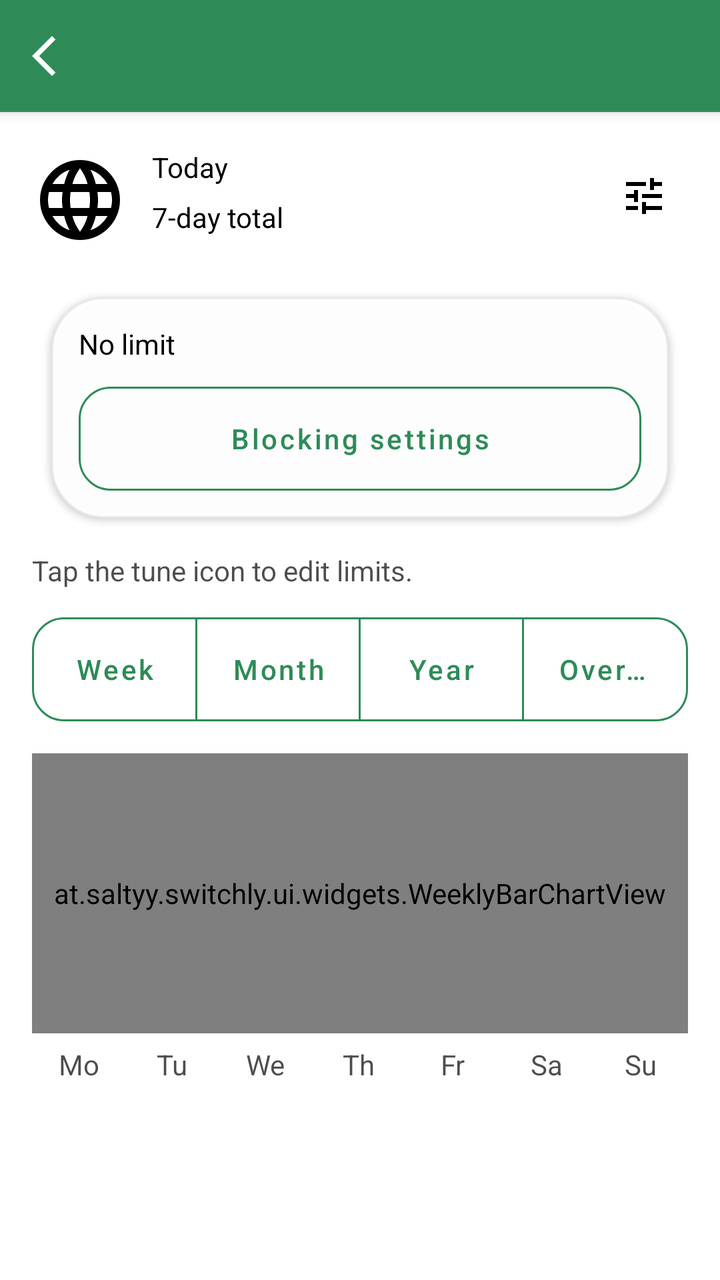
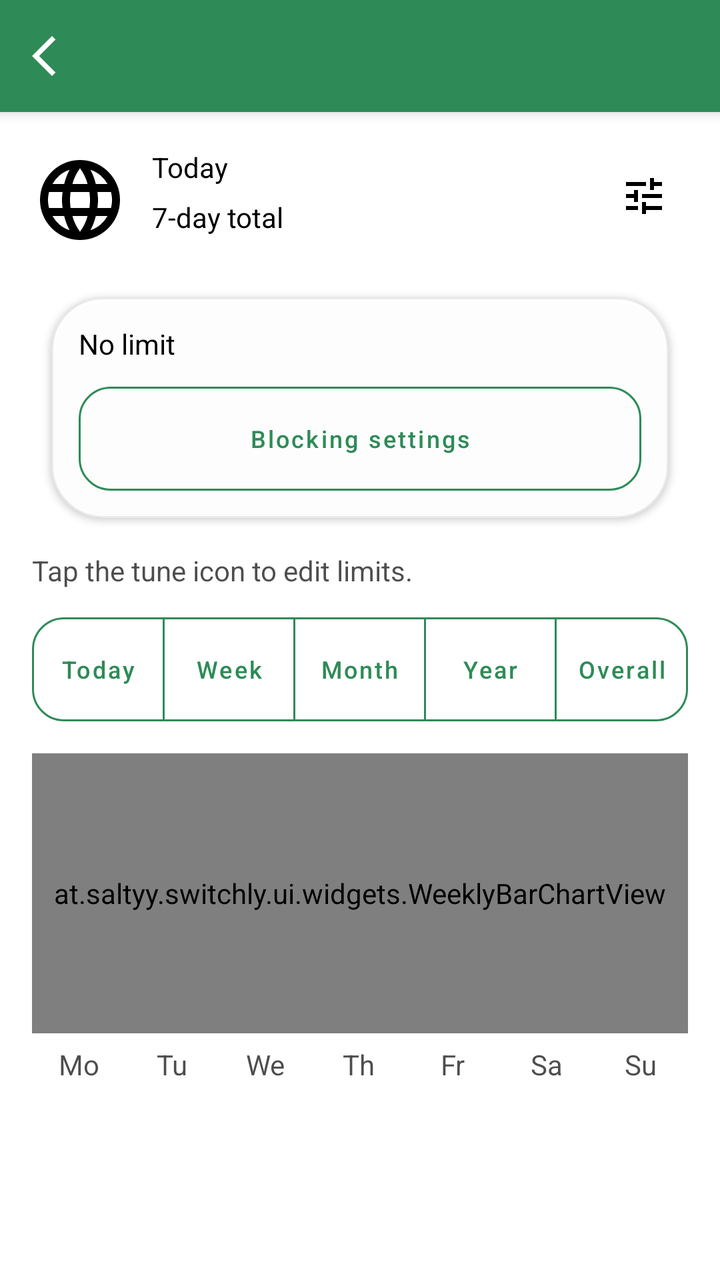

The first picture is an Android layout as it rendered before a commit; the second is the same layout after the commit. The layout source and the unified diff follow.
<!-- AndroidManifest.xml: application theme Theme.Switchly -->
<!-- res/layout/activity_website_detail.xml -->
<?xml version="1.0" encoding="utf-8"?>
<androidx.coordinatorlayout.widget.CoordinatorLayout xmlns:android="http://schemas.android.com/apk/res/android"
    xmlns:app="http://schemas.android.com/apk/res-auto"
    xmlns:tools="http://schemas.android.com/tools"
    android:layout_width="match_parent"
    android:layout_height="match_parent"
    tools:ignore="UseCompoundDrawables">

    
    <com.google.android.material.appbar.AppBarLayout
        android:layout_width="match_parent"
        android:layout_height="wrap_content"
        android:fitsSystemWindows="true">

        <com.google.android.material.appbar.MaterialToolbar
            android:id="@+id/toolbar"
            style="@style/Switchly.TopBar"
            android:layout_width="match_parent"
            android:layout_height="wrap_content"
            android:minHeight="?attr/actionBarSize"
            app:title=""
            app:navigationIcon="@drawable/arrow_back_ios_24" />
    </com.google.android.material.appbar.AppBarLayout>

    <androidx.core.widget.NestedScrollView
        android:layout_width="match_parent"
        android:layout_height="match_parent"
        android:fillViewport="true"
        android:padding="16dp"
        app:layout_behavior="@string/appbar_scrolling_view_behavior">

        <LinearLayout
            android:layout_width="match_parent"
            android:layout_height="wrap_content"
            android:orientation="vertical"
            tools:ignore="UseCompoundDrawables">

            <LinearLayout
                android:layout_width="match_parent"
                android:layout_height="wrap_content"
                android:orientation="horizontal"
                android:gravity="top"
                android:layout_marginTop="2dp">

                <ImageView
                    android:layout_width="48dp"
                    android:layout_height="48dp"
                    android:layout_marginTop="2dp"
                    android:src="@drawable/language_24"
                    app:tint="?attr/colorOnSurface"
                    android:contentDescription="@null"/>

                <LinearLayout
                    android:layout_width="0dp"
                    android:layout_height="wrap_content"
                    android:layout_marginStart="12dp"
                    android:layout_weight="1"
                    android:orientation="vertical">

                    <TextView
                        android:id="@+id/todayUsage"
                        android:layout_width="match_parent"
                        android:layout_height="wrap_content"
                        android:text="@string/usage_today"
                        android:textColor="?attr/colorOnSurface"/>

                    <TextView
                        android:id="@+id/rangeTotal"
                        android:layout_width="match_parent"
                        android:layout_height="wrap_content"
                        android:layout_marginTop="6dp"
                        android:text="@string/usage_week_total"
                        android:textColor="?attr/colorOnSurface"/>

                </LinearLayout>

                
                <ImageButton
                    android:id="@+id/btnEditLimits"
                    android:layout_width="44dp"
                    android:layout_height="44dp"
                    android:layout_marginTop="2dp"
                    android:background="?attr/selectableItemBackgroundBorderless"
                    android:contentDescription="@string/edit_limits"
                    app:srcCompat="@drawable/tune_24"
                    app:tint="?attr/colorOnSurface" />
            </LinearLayout>
            <com.google.android.material.card.MaterialCardView
                android:layout_width="match_parent"
                android:layout_height="wrap_content"
                android:layout_marginTop="14dp"
                app:cardUseCompatPadding="true">

                <LinearLayout
                    android:layout_width="match_parent"
                    android:layout_height="wrap_content"
                    android:orientation="vertical"
                    android:padding="14dp">

                    <TextView
                        android:id="@+id/tvDailyLimitValue"
                        android:layout_width="match_parent"
                        android:layout_height="wrap_content"
                        android:text="@string/no_limit"
                        android:textColor="?attr/colorOnSurface" />

                    <LinearLayout
                        android:layout_width="match_parent"
                        android:layout_height="wrap_content"
                        android:layout_marginTop="12dp"
                        android:orientation="horizontal">

                        <com.google.android.material.button.MaterialButton
                            android:id="@+id/btnManageBlocking"
                            style="@style/Switchly.OutlinedButton"
                            android:layout_width="match_parent"
                            android:layout_height="wrap_content"
                            android:text="@string/website_manage_blocking" />
                    </LinearLayout>

                </LinearLayout>
            </com.google.android.material.card.MaterialCardView>

            <TextView
                android:id="@+id/tvLimitHint"
                android:layout_width="match_parent"
                android:layout_height="wrap_content"
                android:layout_marginTop="6dp"
                android:alpha="0.7"
                android:text="@string/limits_quick_edit_hint"
                android:textColor="?attr/colorOnSurface" />


            <com.google.android.material.button.MaterialButtonToggleGroup
                android:id="@+id/toggleRange"
                android:layout_width="match_parent"
                android:layout_height="wrap_content"
                android:layout_marginTop="14dp"
                app:singleSelection="true"
                app:selectionRequired="true">

                <com.google.android.material.button.MaterialButton
                    android:id="@+id/btnRangeWeek"
                    style="@style/Switchly.OutlinedButton"
                    android:layout_width="0dp"
                    android:layout_height="wrap_content"
                    android:layout_weight="1"
                    android:text="@string/usage_range_week" />

                <com.google.android.material.button.MaterialButton
                    android:id="@+id/btnRangeMonth"
                    style="@style/Switchly.OutlinedButton"
                    android:layout_width="0dp"
                    android:layout_height="wrap_content"
                    android:layout_weight="1"
                    android:text="@string/usage_range_month" />

                <com.google.android.material.button.MaterialButton
                    android:id="@+id/btnRangeYear"
                    style="@style/Switchly.OutlinedButton"
                    android:layout_width="0dp"
                    android:layout_height="wrap_content"
                    android:layout_weight="1"
                    android:text="@string/usage_range_year" />


                <com.google.android.material.button.MaterialButton
                    android:id="@+id/btnRangeOverall"
                    style="@style/Switchly.OutlinedButton"
                    android:layout_width="0dp"
                    android:layout_height="wrap_content"
                    android:layout_weight="1"
                    android:text="@string/usage_range_overall" />
            </com.google.android.material.button.MaterialButtonToggleGroup>

            <at.saltyy.switchly.ui.widgets.WeeklyBarChartView
                android:id="@+id/chart"
                android:layout_width="match_parent"
                android:layout_height="140dp"
                android:layout_marginTop="16dp"/>

            <at.saltyy.switchly.ui.widgets.TimeSeriesLineChartView
                android:id="@+id/lineChart"
                android:layout_width="match_parent"
                android:layout_height="160dp"
                android:layout_marginTop="16dp"
                android:visibility="gone" />

            <LinearLayout
                android:id="@+id/weekdayRow"
                android:layout_width="match_parent"
                android:layout_height="wrap_content"
                android:layout_marginTop="6dp"
                android:orientation="horizontal">

                <TextView android:id="@+id/day1" android:layout_width="0dp" android:layout_height="wrap_content" android:layout_weight="1" android:gravity="center" android:text="@string/day_short_mon" android:textColor="?attr/colorOnSurface" android:alpha="0.7"/>
                <TextView android:id="@+id/day2" android:layout_width="0dp" android:layout_height="wrap_content" android:layout_weight="1" android:gravity="center" android:text="@string/day_short_tue" android:textColor="?attr/colorOnSurface" android:alpha="0.7"/>
                <TextView android:id="@+id/day3" android:layout_width="0dp" android:layout_height="wrap_content" android:layout_weight="1" android:gravity="center" android:text="@string/day_short_wed" android:textColor="?attr/colorOnSurface" android:alpha="0.7"/>
                <TextView android:id="@+id/day4" android:layout_width="0dp" android:layout_height="wrap_content" android:layout_weight="1" android:gravity="center" android:text="@string/day_short_thu" android:textColor="?attr/colorOnSurface" android:alpha="0.7"/>
                <TextView android:id="@+id/day5" android:layout_width="0dp" android:layout_height="wrap_content" android:layout_weight="1" android:gravity="center" android:text="@string/day_short_fri" android:textColor="?attr/colorOnSurface" android:alpha="0.7"/>
                <TextView android:id="@+id/day6" android:layout_width="0dp" android:layout_height="wrap_content" android:layout_weight="1" android:gravity="center" android:text="@string/day_short_sat" android:textColor="?attr/colorOnSurface" android:alpha="0.7"/>
                <TextView android:id="@+id/day7" android:layout_width="0dp" android:layout_height="wrap_content" android:layout_weight="1" android:gravity="center" android:text="@string/day_short_sun" android:textColor="?attr/colorOnSurface" android:alpha="0.7"/>
            </LinearLayout>

        </LinearLayout>
    </androidx.core.widget.NestedScrollView>

</androidx.coordinatorlayout.widget.CoordinatorLayout>
<!-- resources referenced by this layout -->
<resources>
  <!-- drawable arrow_back_ios_24 (drawable) -->
  <vector xmlns:android="http://schemas.android.com/apk/res/android"
      android:width="24dp"
      android:height="24dp"
      android:viewportWidth="960"
      android:viewportHeight="960">
    <path
        android:pathData="M400,880 L0,480l400,-400 71,71 -329,329 329,329 -71,71Z"
        android:fillColor="?attr/colorOnSurface"/>
  </vector>
  <string name="day_short_fri">Fr</string>
  <string name="day_short_mon">Mo</string>
  <string name="day_short_sat">Sa</string>
  <string name="day_short_sun">Su</string>
  <string name="day_short_thu">Th</string>
  <string name="day_short_tue">Tu</string>
  <string name="day_short_wed">We</string>
  <string name="edit_limits">Edit limits</string>
  <string name="limits_quick_edit_hint">Tap the tune icon to edit limits.</string>
  <string name="no_limit">No limit</string>
  <string name="usage_range_month">Month</string>
  <string name="usage_range_overall">Overall</string>
  <string name="usage_range_week">Week</string>
  <string name="usage_range_year">Year</string>
  <string name="usage_today">Today</string>
  <string name="usage_week_total">7-day total</string>
  <string name="website_manage_blocking">Blocking settings</string>
  <style name="Switchly.TopBar" parent="Widget.MaterialComponents.Toolbar">
          
          <item name="android:background">?attr/colorPrimary</item>
          <item name="backgroundTint">?attr/colorPrimary</item>
  
          
          <item name="titleTextColor">@android:color/white</item>
  
          
          <item name="navigationIconTint">@android:color/white</item>
      </style>
  <color name="accent_default_green">#2E8B57</color>
  <style name="Switchly.Fab" parent="Widget.MaterialComponents.FloatingActionButton">
          <item name="backgroundTint">?attr/colorPrimary</item>
          <item name="tint">@android:color/white</item>
      </style>
  <style name="Switchly.TextInputLayout" parent="Widget.MaterialComponents.TextInputLayout.OutlinedBox">
          <item name="boxStrokeWidth">1dp</item>
          <item name="boxStrokeWidthFocused">2dp</item>
          <item name="boxCornerRadiusTopStart">12dp</item>
          <item name="boxCornerRadiusTopEnd">12dp</item>
          <item name="boxCornerRadiusBottomStart">12dp</item>
          <item name="boxCornerRadiusBottomEnd">12dp</item>
      </style>
  <style name="Switchly.AutoCompleteText" parent="Widget.MaterialComponents.AutoCompleteTextView.OutlinedBox">
          <item name="android:minHeight">56dp</item>
          <item name="android:paddingTop">12dp</item>
          <item name="android:paddingBottom">12dp</item>
          <item name="android:textAppearance">@style/TextAppearance.MaterialComponents.Body1</item>
      </style>
  <style name="ThemeOverlay.Switchly.Dialog" parent="ThemeOverlay.MaterialComponents.MaterialAlertDialog">
          <item name="colorControlActivated">?attr/colorPrimary</item>
          <item name="colorControlHighlight">?attr/colorPrimary</item>
          <item name="colorAccent">?attr/colorPrimary</item>
      </style>
  <style name="ShapeAppearance.Switchly.Card" parent="ShapeAppearance.MaterialComponents.LargeComponent">
          <item name="cornerFamily">rounded</item>
          <item name="cornerSize">26dp</item>
      </style>
  <color name="switchly_card_bg">#F7FFFFFF</color>
  <color name="switchly_card_stroke">#14000000</color>
  <!-- unchanged entries left out for length: 6 -->
</resources>

<!-- the commit's change to res/layout/activity_website_detail.xml (unified diff, before → after) -->
@@ -112,7 +112,7 @@
 
                         <com.google.android.material.button.MaterialButton
                             android:id="@+id/btnManageBlocking"
-                            style="@style/Switchly.OutlinedButton"
+                            style="@style/Switchly.OutlinedButton.CompactSegment"
                             android:layout_width="match_parent"
                             android:layout_height="wrap_content"
                             android:text="@string/website_manage_blocking" />
@@ -130,7 +130,7 @@
                 android:text="@string/limits_quick_edit_hint"
                 android:textColor="?attr/colorOnSurface" />
 
-
+            
             <com.google.android.material.button.MaterialButtonToggleGroup
                 android:id="@+id/toggleRange"
                 android:layout_width="match_parent"
@@ -140,8 +140,16 @@
                 app:selectionRequired="true">
 
                 <com.google.android.material.button.MaterialButton
+                    android:id="@+id/btnRangeToday"
+                    style="@style/Switchly.OutlinedButton.CompactSegment"
+                    android:layout_width="0dp"
+                    android:layout_height="wrap_content"
+                    android:layout_weight="1"
+                    android:text="@string/usage_range_today" />
+
+                <com.google.android.material.button.MaterialButton
                     android:id="@+id/btnRangeWeek"
-                    style="@style/Switchly.OutlinedButton"
+                    style="@style/Switchly.OutlinedButton.CompactSegment"
                     android:layout_width="0dp"
                     android:layout_height="wrap_content"
                     android:layout_weight="1"
@@ -149,7 +157,7 @@
 
                 <com.google.android.material.button.MaterialButton
                     android:id="@+id/btnRangeMonth"
-                    style="@style/Switchly.OutlinedButton"
+                    style="@style/Switchly.OutlinedButton.CompactSegment"
                     android:layout_width="0dp"
                     android:layout_height="wrap_content"
                     android:layout_weight="1"
@@ -157,7 +165,7 @@
 
                 <com.google.android.material.button.MaterialButton
                     android:id="@+id/btnRangeYear"
-                    style="@style/Switchly.OutlinedButton"
+                    style="@style/Switchly.OutlinedButton.CompactSegment"
                     android:layout_width="0dp"
                     android:layout_height="wrap_content"
                     android:layout_weight="1"
@@ -166,7 +174,7 @@
 
                 <com.google.android.material.button.MaterialButton
                     android:id="@+id/btnRangeOverall"
-                    style="@style/Switchly.OutlinedButton"
+                    style="@style/Switchly.OutlinedButton.CompactSegment"
                     android:layout_width="0dp"
                     android:layout_height="wrap_content"
                     android:layout_weight="1"
<!-- resource entries referenced after the edit -->
@@ -22,11 +22,22 @@
   <string name="no_limit">No limit</string>
   <string name="usage_range_month">Month</string>
   <string name="usage_range_overall">Overall</string>
+  <string name="usage_range_today">Today</string>
   <string name="usage_range_week">Week</string>
   <string name="usage_range_year">Year</string>
   <string name="usage_today">Today</string>
   <string name="usage_week_total">7-day total</string>
   <string name="website_manage_blocking">Blocking settings</string>
+  <style name="Switchly.OutlinedButton.CompactSegment" parent="Switchly.OutlinedButton">
+          <item name="android:minWidth">0dp</item>
+          <item name="minWidth">0dp</item>
+          <item name="android:insetLeft">0dp</item>
+          <item name="android:insetRight">0dp</item>
+          <item name="android:paddingLeft">4dp</item>
+          <item name="android:paddingRight">4dp</item>
+          <item name="android:textSize">12sp</item>
+          <item name="android:singleLine">true</item>
+      </style>
   <style name="Switchly.TopBar" parent="Widget.MaterialComponents.Toolbar">
           
           <item name="android:background">?attr/colorPrimary</item>
